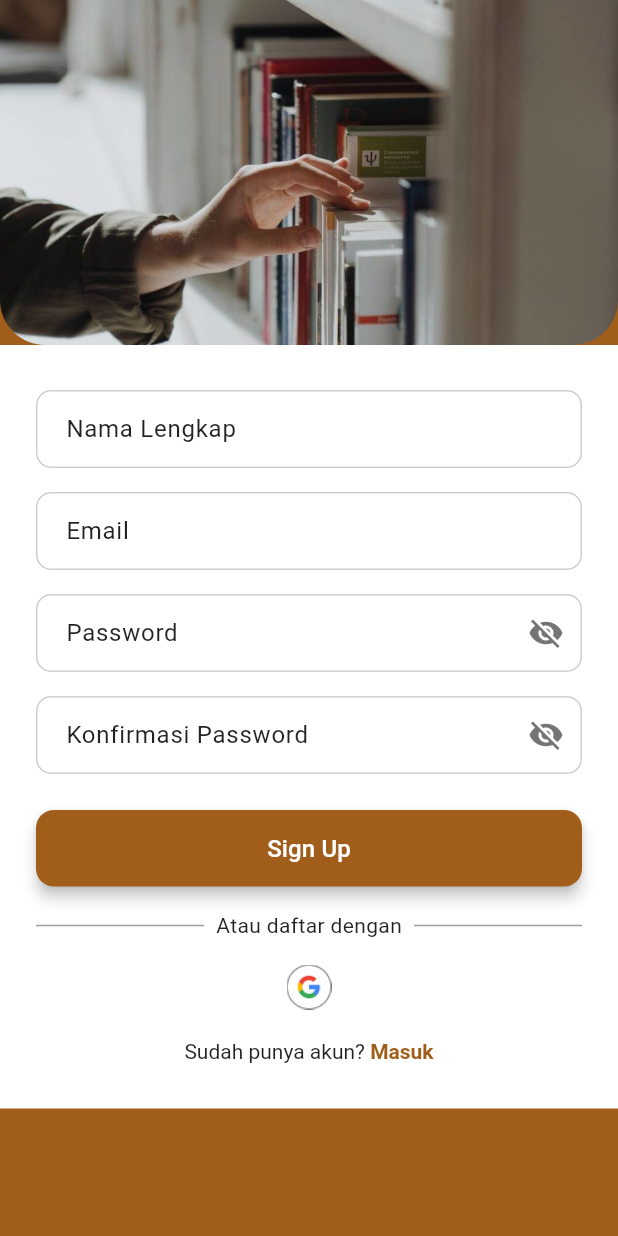
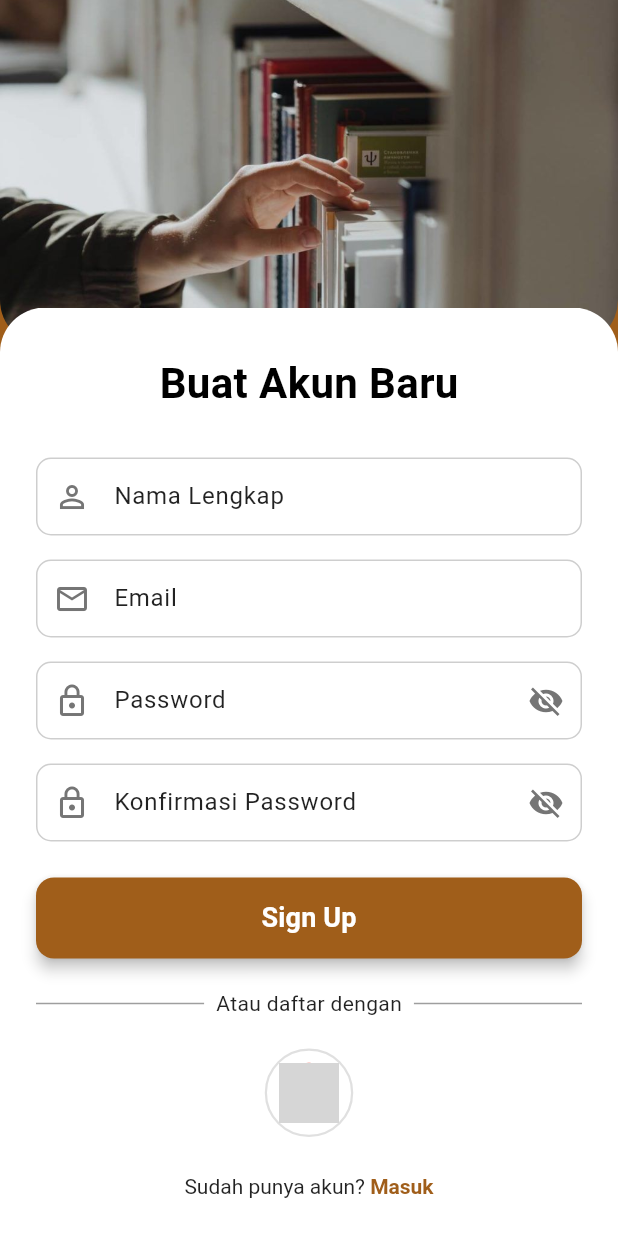
Before and after one commit to LindungiLw/vaqula, a Flutter app: the screen it shows after launch, after a tap on "Start Reading", on a phone screen of 412 x 824 dp. Run offline on Flutter 3.47's test engine with Material 3 defaults, Android fonts, the phone set to English and light mode, and no system bars; our stand-ins replace firebase_auth, firebase_core, flutter_rating_bar, flutter_screenutil, google_fonts, google_sign_in; accounts and stored records are empty; generated files the repository leaves out were written again; network calls fail; grey boxes are pictures that could not be loaded.

Commit message:
project exam

```diff
--- a/lib/cover/app_cover.dart
+++ b/lib/cover/app_cover.dart
@@ -11,7 +11,7 @@ class _AppCoverState extends State<AppCover> {
   @override
   void initState() {
     super.initState();
-    Future.delayed(Duration(seconds: 3), () {
+    Future.delayed(Duration(seconds: 5), () {
       if (mounted) {
         Navigator.pushReplacement(
           context,
--- a/lib/home/category/book_detail_page.dart
+++ b/lib/home/category/book_detail_page.dart
@@ -2,7 +2,7 @@ import 'package:flutter/material.dart';
 import 'package:voqula/home/category/reviews_tab.dart';
 import '../search/read_book_page.dart';
 import 'about_book_tab.dart';
-import 'chapters_tab.dart'; // Import halaman baru
+import 'chapters_tab.dart';
 
 class BookDetailPage extends StatefulWidget {
   final String bookTitle;
--- a/lib/login/sign_up.dart
+++ b/lib/login/sign_up.dart
@@ -1,7 +1,6 @@
 import 'package:flutter/gestures.dart';
 import 'package:flutter/material.dart';
-// import 'package:firebase_auth/firebase_auth.dart'; // <<< Hapus atau komen baris ini
-// import 'package:google_sign_in/google_sign_in.dart'; // <<< Hapus atau komen baris ini
+import '../services/auth_services.dart';
 
 class SignupScreen extends StatefulWidget {
   const SignupScreen({super.key});
@@ -11,81 +10,125 @@ class SignupScreen extends StatefulWidget {
 }
 
 class _SignupScreenState extends State<SignupScreen> {
-  // <<< Hapus atau komen semua kode Firebase/GoogleSignIn di sini
+  final TextEditingController _nameController = TextEditingController();
+  final TextEditingController _emailController = TextEditingController();
+  final TextEditingController _passwordController = TextEditingController();
+  final TextEditingController _confirmPasswordController = TextEditingController();
+
+  bool _obscurePassword = true;
+  bool _obscureConfirmPassword = true;
+  bool _isLoading = false;
+
+  // Hapus inisialisasi langsung FirebaseAuth dan GoogleSignIn di sini
   // final FirebaseAuth _auth = FirebaseAuth.instance;
   // final GoogleSignIn _googleSignIn = GoogleSignIn();
 
-  // Future<void> _signInWithGoogle() async {
-  //   try {
-  //     final GoogleSignInAccount? googleUser = await _googleSignIn.signIn();
-  //
-  //     if (googleUser == null) {
-  //       // The user canceled the sign-in
-  //       if (mounted) {
-  //         ScaffoldMessenger.of(context).showSnackBar(
-  //           SnackBar(content: Text('Login Google dibatalkan.')),
-  //         );
-  //       }
-  //       return;
-  //     }
-  //
-  //     final GoogleSignInAuthentication googleAuth = await googleUser.authentication;
-  //
-  //     final AuthCredential credential = GoogleAuthProvider.credential(
-  //       accessToken: googleAuth.accessToken,
-  //       idToken: googleAuth.idToken,
-  //     );
-  //
-  //     // Sign in to Firebase with the Google credential
-  //     final UserCredential userCredential = await _auth.signInWithCredential(credential);
-  //     final User? user = userCredential.user;
-  //
-  //     if (user != null) {
-  //       print('Signed in with Google: ${user.displayName}');
-  //       if (mounted) {
-  //         ScaffoldMessenger.of(context).showSnackBar(
-  //           SnackBar(content: Text('Berhasil login dengan Google sebagai ${user.displayName}!')),
-  //         );
-  //         // Navigate to main screen upon successful login
-  //         Navigator.pushReplacementNamed(context, '/main_screen');
-  //       }
-  //     } else {
-  //       if (mounted) {
-  //         ScaffoldMessenger.of(context).showSnackBar(
-  //           SnackBar(content: Text('Gagal mendapatkan informasi pengguna dari Google.')),
-  //         );
-  //       }
-  //     }
-  //   } catch (e) {
-  //     print('Error signing in with Google: $e');
-  //     if (mounted) {
-  //       ScaffoldMessenger.of(context).showSnackBar(
-  //         SnackBar(content: Text('Gagal login dengan Google: $e')),
-  //       );
-  //     }
-  //   }
-  // }
-  // <<< Akhir dari kode Firebase/GoogleSignIn yang dihapus/dikomen
+  late final AuthService _authService; // Deklarasikan AuthService
 
+  @override
+  void initState() {
+    super.initState();
+    // Inisialisasi AuthService, lewati callback SnackBar
+    _authService = AuthService(_showSnackBar);
+    // Hapus _initializeFirebase() di sini, karena sebaiknya di main.dart
+  }
+
+  @override
+  void dispose() {
+    _nameController.dispose();
+    _emailController.dispose();
+    _passwordController.dispose();
+    _confirmPasswordController.dispose();
+    super.dispose();
+  }
+
+  void _togglePasswordVisibility() {
+    setState(() {
+      _obscurePassword = !_obscurePassword;
+    });
+  }
+
+  void _toggleConfirmPasswordVisibility() {
+    setState(() {
+      _obscureConfirmPassword = !_obscureConfirmPassword;
+    });
+  }
+
+  Future<void> _signUpWithEmailPassword() async {
+    if (_passwordController.text != _confirmPasswordController.text) {
+      _showSnackBar('Password dan Konfirmasi Password tidak cocok.');
+      return;
+    }
+
+    setState(() {
+      _isLoading = true;
+    });
+
+    // Panggil metode dari AuthService
+    final user = await _authService.signUpWithEmailPassword(
+      email: _emailController.text,
+      password: _passwordController.text,
+      displayName: _nameController.text,
+    );
+
+    if (user != null) {
+      // Navigasi setelah pendaftaran berhasil
+      Navigator.pushReplacementNamed(context, '/main_screen');
+    }
+
+    setState(() {
+      _isLoading = false;
+    });
+  }
+
+  Future<void> _signInWithGoogle() async {
+    setState(() {
+      _isLoading = true;
+    });
+
+    // Panggil metode dari AuthService
+    final user = await _authService.signInWithGoogle();
+
+    if (user != null) {
+      // Navigasi setelah login Google berhasil
+      Navigator.pushReplacementNamed(context, '/main_screen');
+    }
+
+    setState(() {
+      _isLoading = false;
+    });
+  }
+
+  void _showSnackBar(String message) {
+    if (mounted) {
+      ScaffoldMessenger.of(context).showSnackBar(
+        SnackBar(content: Text(message)),
+      );
+    }
+  }
 
   @override
   Widget build(BuildContext context) {
-    final Color mainColor = Color(0xFFA05E1A); // Warna utama aplikasi Anda
+    final Color mainColor = const Color(0xFFA05E1A);
 
     return Scaffold(
-      backgroundColor: mainColor, // Background color dari Scaffold
+      backgroundColor: mainColor,
       body: SafeArea(
-        child: SingleChildScrollView(
-          child: Column(
+        // Use Stack to layer the image and the form content
+        child: Stack(
           children: [
-              // Bagian atas dengan gambar buku
-              ClipRRect(
-                borderRadius: BorderRadius.only(
+            // Background image (fills the top portion)
+            Positioned(
+              top: 0,
+              left: 0,
+              right: 0,
+              child: ClipRRect(
+                borderRadius: const BorderRadius.only(
                   bottomLeft: Radius.circular(30),
                   bottomRight: Radius.circular(30),
                 ),
                 child: Image.asset(
-                  'assets/cover/welcoming_cover_app.jpg', // <<< Pastikan path ini benar
+                  'assets/cover/welcoming_cover_app.jpg',
                   height: 230,
                   width: double.infinity,
                   fit: BoxFit.cover,
@@ -97,135 +140,130 @@ class _SignupScreenState extends State<SignupScreen> {
                   ),
                 ),
               ),
+            ),
 
-              // Container utama form
-              Container(
-                // Menggunakan warna dari tema untuk latar belakang container form
+            // Form content (positioned to overlap the image)
+            Positioned.fill( // Fills the available space, allowing scrolling
+              top: 230 - 25, // Image height (230) - overlap amount (25)
+              child: SingleChildScrollView(
+                child: Container(
+                  decoration: BoxDecoration(
                     color: Theme.of(context).scaffoldBackgroundColor,
+                    borderRadius: const BorderRadius.only(
+                      topLeft: Radius.circular(30),
+                      topRight: Radius.circular(30),
+                    ),
+                  ),
                   padding: const EdgeInsets.symmetric(horizontal: 24, vertical: 30),
+                  // Removed 'margin' property here, it's now handled by Positioned.fill's 'top'
                   child: Column(
                     crossAxisAlignment: CrossAxisAlignment.stretch,
                     children: [
-                    // Field Nama Lengkap
-                    TextFormField(
-                      decoration: InputDecoration(
+                      Center(
+                        child: Text(
+                          'Buat Akun Baru',
+                          style: TextStyle(
+                            fontSize: 28,
+                            fontWeight: FontWeight.bold,
+                            color: Theme.of(context).textTheme.bodyLarge?.color,
+                          ),
+                        ),
+                      ),
+                      const SizedBox(height: 30),
+
+                      _buildTextField(
+                        controller: _nameController,
                         labelText: 'Nama Lengkap',
-                        border: OutlineInputBorder(borderRadius: BorderRadius.circular(12)),
-                        filled: true,
-                        fillColor: Colors.white,
-                        contentPadding: EdgeInsets.symmetric(horizontal: 16, vertical: 14),
-                        labelStyle: TextStyle(color: Colors.black87),
+                        icon: Icons.person_outline,
+                        context: context,
                       ),
-                      style: TextStyle(color: Theme.of(context).textTheme.bodyLarge?.color),
+                      const SizedBox(height: 16),
+
+                      _buildTextField(
+                        controller: _emailController,
+                        labelText: 'Email',
+                        icon: Icons.email_outlined,
+                        keyboardType: TextInputType.emailAddress,
+                        context: context,
                       ),
-                    SizedBox(height: 16),
-                    // Field Email
-                    TextFormField(
-                      keyboardType: TextInputType.emailAddress,
-                      decoration: InputDecoration(
-                        labelText: 'Email',
-                        border: OutlineInputBorder(borderRadius: BorderRadius.circular(12)),
-                        filled: true,
-                        fillColor: Colors.white,
-                        contentPadding: EdgeInsets.symmetric(horizontal: 16, vertical: 14),
-                        labelStyle: TextStyle(color: Colors.black87),
+                      const SizedBox(height: 16),
+
+                      _buildPasswordTextField(
+                        controller: _passwordController,
+                        labelText: 'Password',
+                        obscureText: _obscurePassword,
+                        onToggleVisibility: _togglePasswordVisibility,
+                        context: context,
                       ),
-                      style: TextStyle(color: Theme.of(context).textTheme.bodyLarge?.color),
+                      const SizedBox(height: 16),
+
+                      _buildPasswordTextField(
+                        controller: _confirmPasswordController,
+                        labelText: 'Konfirmasi Password',
+                        obscureText: _obscureConfirmPassword,
+                        onToggleVisibility: _toggleConfirmPasswordVisibility,
+                        context: context,
                       ),
-                    SizedBox(height: 16),
-                    // Field Password
-                    TextFormField(
-                      obscureText: true,
-                      decoration: InputDecoration(
-                        labelText: 'Password',
-                        suffixIcon: Icon(Icons.visibility_off, color: Colors.grey.shade600),
-                        border: OutlineInputBorder(borderRadius: BorderRadius.circular(12)),
-                        filled: true,
-                        fillColor: Colors.white,
-                        contentPadding: EdgeInsets.symmetric(horizontal: 16, vertical: 14),
-                        labelStyle: TextStyle(color: Colors.black87),
-                      ),
-                      style: TextStyle(color: Theme.of(context).textTheme.bodyLarge?.color),
-                    ),
-                    SizedBox(height: 16),
-                    // Field Konfirmasi Password
-                    TextFormField(
-                      obscureText: true,
-                      decoration: InputDecoration(
-                        labelText: 'Konfirmasi Password',
-                        suffixIcon: Icon(Icons.visibility_off, color: Colors.grey.shade600),
-                        border: OutlineInputBorder(borderRadius: BorderRadius.circular(12)),
-                        filled: true,
-                        fillColor: Colors.white,
-                        contentPadding: EdgeInsets.symmetric(horizontal: 16, vertical: 14),
-                        labelStyle: TextStyle(color: Colors.black87),
-                      ),
-                      style: TextStyle(color: Theme.of(context).textTheme.bodyLarge?.color),
-                    ),
-                    SizedBox(height: 24),
+                      const SizedBox(height: 24),
 
-                    // Tombol Sign Up
                       ElevatedButton(
-                      onPressed: () {
-                        // Navigasi ke MainScreen setelah signup berhasil
-                        Navigator.pushReplacementNamed(context, '/main_screen');
-                      },
+                        onPressed: _isLoading ? null : _signUpWithEmailPassword,
                         style: ElevatedButton.styleFrom(
-                        backgroundColor: mainColor, // Menggunakan warna utama aplikasi
+                          backgroundColor: mainColor,
                           shape: RoundedRectangleBorder(borderRadius: BorderRadius.circular(12)),
-                        padding: EdgeInsets.symmetric(vertical: 14),
+                          padding: const EdgeInsets.symmetric(vertical: 14),
                           elevation: 4,
                         ),
-                      child: Text(
+                        child: _isLoading
+                            ? const SizedBox(
+                          height: 20,
+                          width: 20,
+                          child: CircularProgressIndicator(
+                            color: Colors.white,
+                            strokeWidth: 2,
+                          ),
+                        )
+                            : const Text(
                           'Sign Up',
-                        style: TextStyle(fontSize: 16, color: Colors.white),
+                          style: TextStyle(fontSize: 18, color: Colors.white, fontWeight: FontWeight.bold),
                         ),
                       ),
 
-                    SizedBox(height: 16),
-                    // Divider dengan teks "Atau daftar dengan"
+                      const SizedBox(height: 20),
                       Row(
                         children: [
-                        Expanded(child: Divider(color: Colors.black38)),
+                          const Expanded(child: Divider(color: Colors.black38)),
                           Padding(
                             padding: const EdgeInsets.symmetric(horizontal: 8),
                             child: Text(
                               'Atau daftar dengan',
-                            style: TextStyle(color: Colors.black87),
+                              style: TextStyle(color: Theme.of(context).textTheme.bodyMedium?.color),
                             ),
                           ),
-                        Expanded(child: Divider(color: Colors.black38)),
+                          const Expanded(child: Divider(color: Colors.black38)),
                         ],
                       ),
-                    SizedBox(height: 16),
+                      const SizedBox(height: 20),
 
-                    // Bagian ikon media sosial
                       Row(
                         mainAxisAlignment: MainAxisAlignment.center,
                         children: [
                           _buildSocialIcon(
                             context,
-                          'assets/cover/google_icon.png', // <<< PASTIKAN PATH INI BENAR
-                          30,
-                              () {
-                            // Ini hanya akan mencetak pesan ke konsol saat ikon Google diklik
-                            print('Login with Google tapped!');
-                            ScaffoldMessenger.of(context).showSnackBar(
-                              SnackBar(content: Text('Fungsionalitas Google Login dinonaktifkan sementara.')),
-                            );
-                          },
+                            'assets/icons/google_icon.png',
+                            40,
+                            _isLoading ? () {} : _signInWithGoogle,
                           ),
                         ],
                       ),
 
-                    SizedBox(height: 20),
+                      const SizedBox(height: 25),
 
-                    // Teks "Sudah punya akun?"
                       Center(
                         child: RichText(
                           text: TextSpan(
                             text: "Sudah punya akun? ",
-                          style: TextStyle(color: Colors.black87),
+                            style: TextStyle(color: Theme.of(context).textTheme.bodyMedium?.color),
                             children: [
                               TextSpan(
                                 text: 'Masuk',
@@ -235,7 +273,9 @@ class _SignupScreenState extends State<SignupScreen> {
                                 ),
                                 recognizer: TapGestureRecognizer()
                                   ..onTap = () {
+                                    if (!_isLoading) {
                                       Navigator.pushReplacementNamed(context, '/login');
+                                    }
                                   },
                               )
                             ],
@@ -244,31 +284,94 @@ class _SignupScreenState extends State<SignupScreen> {
                       ),
                     ],
                   ),
+                ),
+              ),
             )
           ],
+        ),
+      ),
+    );
+  }
+
+  Widget _buildTextField({
+    required TextEditingController controller,
+    required String labelText,
+    required IconData icon,
+    TextInputType keyboardType = TextInputType.text,
+    required BuildContext context,
+  }) {
+    return TextFormField(
+      controller: controller,
+      keyboardType: keyboardType,
+      decoration: InputDecoration(
+        labelText: labelText,
+        prefixIcon: Icon(icon, color: Colors.grey.shade600),
+        border: OutlineInputBorder(borderRadius: BorderRadius.circular(12)),
+        filled: true,
+        fillColor: Colors.white,
+        contentPadding: const EdgeInsets.symmetric(horizontal: 16, vertical: 14),
+        labelStyle: const TextStyle(color: Colors.black87),
+      ),
+      style: TextStyle(color: Theme.of(context).textTheme.bodyLarge?.color),
+    );
+  }
+
+  Widget _buildPasswordTextField({
+    required TextEditingController controller,
+    required String labelText,
+    required bool obscureText,
+    required VoidCallback onToggleVisibility,
+    required BuildContext context,
+  }) {
+    return TextFormField(
+      controller: controller,
+      obscureText: obscureText,
+      decoration: InputDecoration(
+        labelText: labelText,
+        prefixIcon: Icon(Icons.lock_outline, color: Colors.grey.shade600),
+        suffixIcon: IconButton(
+          icon: Icon(
+            obscureText ? Icons.visibility_off : Icons.visibility,
+            color: Colors.grey.shade600,
+          ),
+          onPressed: onToggleVisibility,
+        ),
+        border: OutlineInputBorder(borderRadius: BorderRadius.circular(12)),
+        filled: true,
+        fillColor: Colors.white,
+        contentPadding: const EdgeInsets.symmetric(horizontal: 16, vertical: 14),
+        labelStyle: const TextStyle(color: Colors.black87),
+      ),
+      style: TextStyle(color: Theme.of(context).textTheme.bodyLarge?.color),
+    );
+  }
+
+  Widget _buildSocialIcon(BuildContext context, String assetPath, double size, VoidCallback onTap) {
+    return InkWell(
+      onTap: onTap,
+      borderRadius: BorderRadius.circular(size / 2),
+      child: Container(
+        padding: const EdgeInsets.all(8),
+        decoration: BoxDecoration(
+          shape: BoxShape.circle,
+          border: Border.all(color: Colors.grey.shade300, width: 1.5),
+        ),
+        child: Image.asset(
+          assetPath,
+          height: size,
+          width: size,
+          errorBuilder: (context, error, stackTrace) => Container(
+            width: size,
+            height: size,
+            decoration: BoxDecoration(
+              shape: BoxShape.circle,
+              color: Colors.grey[300],
+              border: Border.all(color: Colors.red),
+            ),
+            child: Icon(Icons.broken_image, color: Colors.red, size: size * 0.7),
           ),
         ),
       ),
     );
   }
-
-  // Helper method untuk ikon sosial
-  Widget _buildSocialIcon(BuildContext context, String assetPath, double size, VoidCallback onTap) {
-    return GestureDetector(
-      onTap: onTap,
-      child: Image.asset(
-        assetPath,
-        height: size,
-        errorBuilder: (context, error, stackTrace) => Container(
-          width: size,
-          height: size,
-          decoration: BoxDecoration(
-            shape: BoxShape.circle,
-            border: Border.all(color: Colors.red),
-          ),
-          child: Icon(Icons.error, color: Colors.red, size: size * 0.7),
-        ),
-      ),
-    );
 }
-}
--- a/lib/main.dart
+++ b/lib/main.dart
@@ -2,13 +2,24 @@ import 'package:flutter/material.dart';
 import 'package:provider/provider.dart';
 import 'package:voqula/untils/theme_provider.dart';
 import 'package:voqula/routes.dart';
-import 'package:flutter_screenutil/flutter_screenutil.dart'; // Import flutter_screenutil
+import 'package:flutter_screenutil/flutter_screenutil.dart';
+import 'package:firebase_core/firebase_core.dart'; // Import firebase_core
+import 'firebase_options.dart'; // Import the generated firebase_options.dart
+import 'package:voqula/services/firebase_service.dart'; // Import your FirebaseService
 
-void main() {
+// Make main function asynchronous to allow for Firebase initialization
+void main() async {
+  // Ensure that Flutter's widgets are initialized. This is crucial before
+  // any plugin-specific calls, like Firebase.initializeApp().
+  WidgetsFlutterBinding.ensureInitialized();
+
+  // Initialize Firebase using your FirebaseService
+  await FirebaseService.initializeFirebase();
+
   runApp(
     ChangeNotifierProvider(
       create: (context) => ThemeProvider(),
-      child: const MyApp(), // Make MyApp const since it's now wrapped
+      child: const MyApp(),
     ),
   );
 }
@@ -16,15 +27,16 @@ void main() {
 class MyApp extends StatelessWidget {
   const MyApp({Key? key}) : super(key: key);
 
+  // 4 ScreenUtilInit
   @override
   Widget build(BuildContext context) {
     final themeProvider = Provider.of<ThemeProvider>(context);
 
-    return ScreenUtilInit( // <--- Wrap your MaterialApp with ScreenUtilInit
-      designSize: const Size(360, 690), // <--- **IMPORTANT**: Set your design size here
-      minTextAdapt: true, // Optional: Adapts text size for smaller screens
-      splitScreenMode: true, // Optional: Supports split-screen mode
-      builder: (context, child) { // <--- Use builder to access ScreenUtil's context
+    return ScreenUtilInit(
+      designSize: const Size(360, 690),
+      minTextAdapt: true,
+      splitScreenMode: true,
+      builder: (context, child) {
         return MaterialApp(
           debugShowCheckedModeBanner: false,
           title: 'Voqula App',
@@ -133,8 +145,7 @@ class MyApp extends StatelessWidget {
           routes: appRoutes,
         );
       },
-      child: Container(), // <--- This child is passed to the builder's child. You can leave it empty or put a splash screen here.
-      // The actual initial route is handled by `initialRoute` and `routes`.
+      child: Container(),
     );
   }
 }
--- /dev/null
+++ b/lib/services/firebase_service.dart
@@ -0,0 +1,22 @@
+import 'package:firebase_core/firebase_core.dart';
+import 'package:flutter/cupertino.dart';
+import '../firebase_options.dart'; // Pastikan jalur ini benar ke file firebase_options.dart Anda
+
+class FirebaseService {
+  // Metode statis untuk menginisialisasi Firebase
+  static Future<void> initializeFirebase() async {
+    // Pastikan binding widget Flutter diinisialisasi.
+    // Ini penting sebelum memanggil plugin spesifik platform seperti Firebase.
+    WidgetsFlutterBinding.ensureInitialized();
+
+    // Periksa apakah Firebase sudah diinisialisasi untuk mencegah kesalahan pada hot reload atau masuk kembali
+    if (Firebase.apps.isEmpty) {
+      await Firebase.initializeApp(
+        options: DefaultFirebaseOptions.currentPlatform,
+      );
+      print('Firebase berhasil diinisialisasi.');
+    } else {
+      print('Firebase sudah diinisialisasi.');
+    }
+  }
+}
```
Also changed, not shown: lib/login/login_pages.dart (+9 -9 lines), lib/services/auth_services.dart (added, +90 -0 lines), pubspec.yaml (+4 -3 lines), pubspec.lock, 2 other files. Lines whose indentation alone changed are shown as unchanged.
